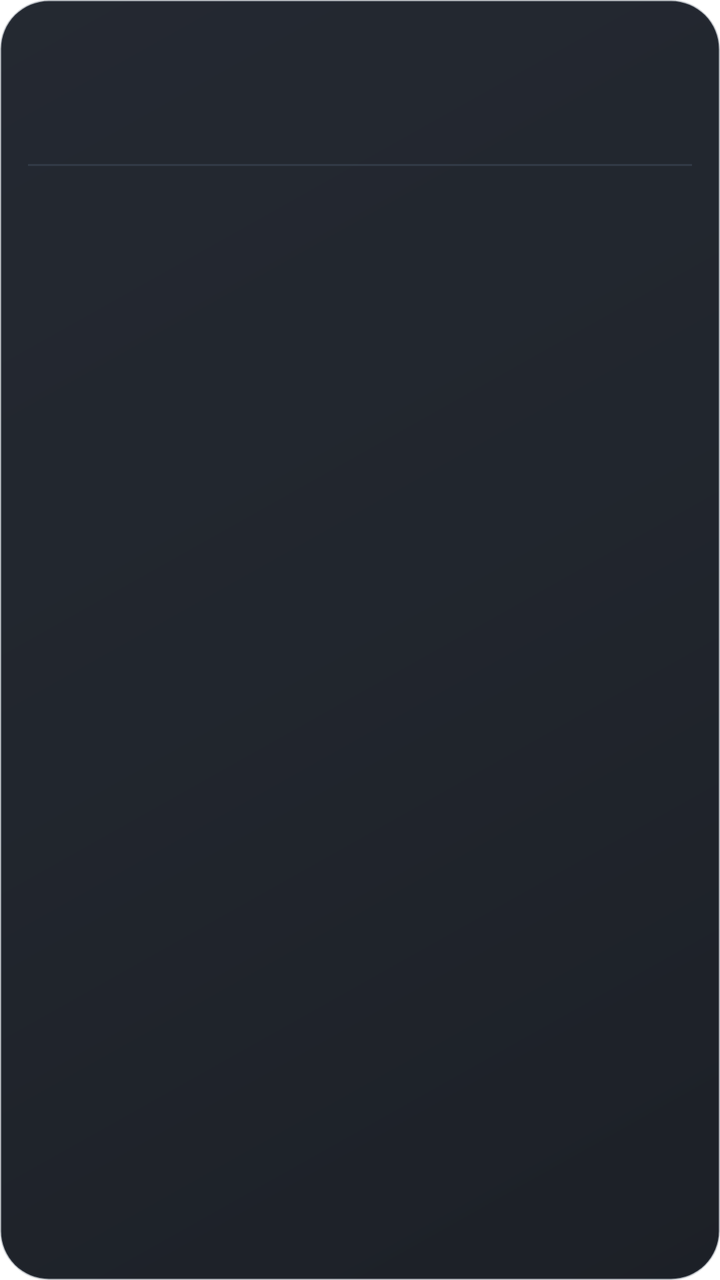
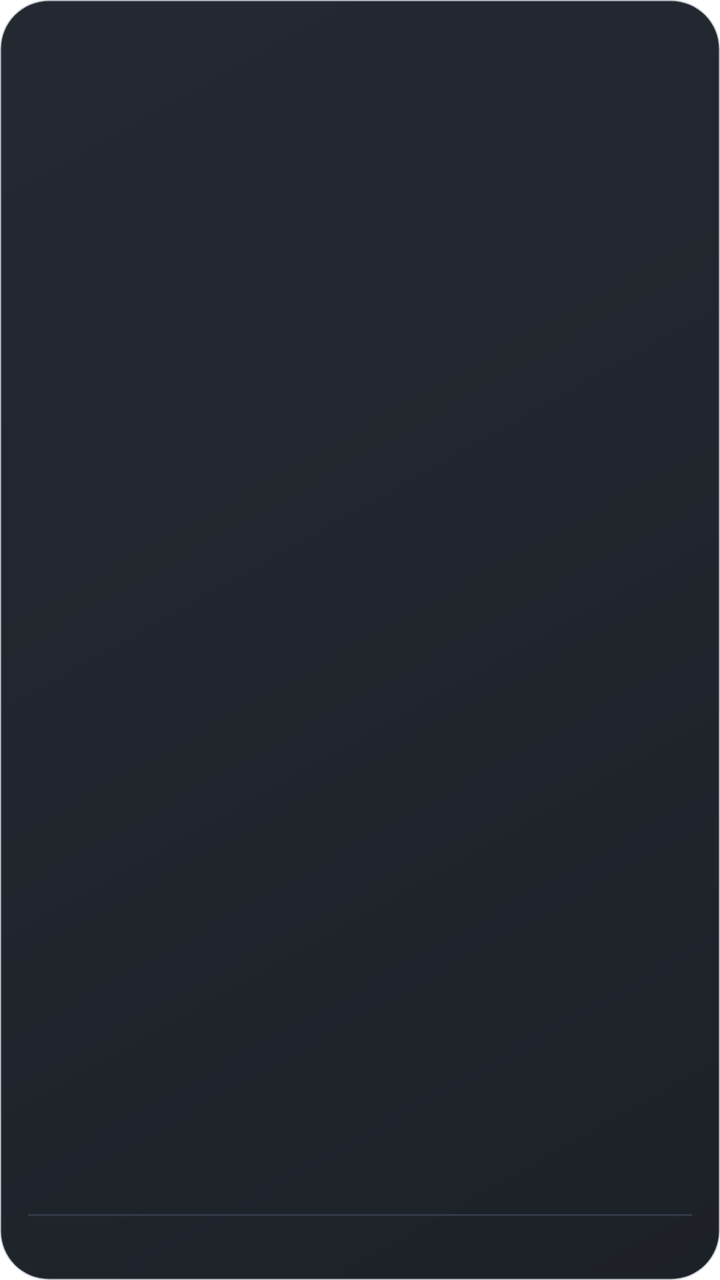

An Android layout rendered at two revisions. The XML below is the earlier revision; the diff shows what the commit changed to produce the second picture.
<!-- AndroidManifest.xml: application theme Theme.maple_guild_tracker -->
<!-- res/layout/widget_primary_weekly.xml -->
<?xml version="1.0" encoding="utf-8"?>
<LinearLayout xmlns:android="http://schemas.android.com/apk/res/android"
    android:id="@+id/primary_widget_root"
    android:layout_width="match_parent"
    android:layout_height="match_parent"
    android:background="@drawable/maple_widget_background"
    android:orientation="vertical"
    android:paddingTop="4dp"
    android:paddingBottom="4dp">

    <TextView android:id="@+id/primary_name" android:layout_width="match_parent" android:layout_height="13dp" android:ellipsize="end" android:gravity="center_vertical" android:maxLines="1" android:textColor="#F7F8FA" android:textSize="10sp" android:textStyle="bold" />
    <TextView android:id="@+id/weekly_day_1" style="@style/MapleWidgetWeeklyDay" />
    <TextView android:id="@+id/weekly_day_2" style="@style/MapleWidgetWeeklyDay" />
    <TextView android:id="@+id/weekly_day_3" style="@style/MapleWidgetWeeklyDay" />
    <TextView android:id="@+id/weekly_day_4" style="@style/MapleWidgetWeeklyDay" />
    <TextView android:id="@+id/weekly_day_5" style="@style/MapleWidgetWeeklyDay" />
    <TextView android:id="@+id/weekly_day_6" style="@style/MapleWidgetWeeklyDay" />
    <TextView android:id="@+id/weekly_day_7" style="@style/MapleWidgetWeeklyDay" />
    <TextView android:layout_width="match_parent" android:layout_height="1dp" android:layout_marginTop="2dp" android:layout_marginBottom="1dp" android:background="#313A46" />
    <TextView android:id="@+id/weekly_average" android:layout_width="match_parent" android:layout_height="10dp" android:ellipsize="end" android:gravity="center_vertical" android:maxLines="1" android:textColor="#D6DAE1" android:textSize="7sp" android:textStyle="bold" />
    <TextView android:id="@+id/weekly_estimate" android:layout_width="match_parent" android:layout_height="10dp" android:ellipsize="end" android:gravity="center_vertical" android:maxLines="1" android:textColor="#FFAA79" android:textSize="7sp" android:textStyle="bold" />
</LinearLayout>
<!-- resources referenced by this layout -->
<resources>
  <!-- drawable maple_widget_background (drawable) -->
  <?xml version="1.0" encoding="utf-8"?>
  <shape xmlns:android="http://schemas.android.com/apk/res/android" android:shape="rectangle">
      <gradient android:angle="315" android:startColor="#F51B2029" android:centerColor="#F5181D25" android:endColor="#F513171E" />
      <stroke android:width="1dp" android:color="#4A45505F" />
      <corners android:radius="24dp" />
      <padding android:left="14dp" android:top="13dp" android:right="14dp" android:bottom="11dp" />
  </shape>
  <style name="MapleWidgetWeeklyDay">
          <item name="android:layout_width">match_parent</item>
          <item name="android:layout_height">9dp</item>
          <item name="android:ellipsize">end</item>
          <item name="android:gravity">center_vertical</item>
          <item name="android:maxLines">1</item>
          <item name="android:textColor">#B8C0CC</item>
          <item name="android:textSize">7sp</item>
      </style>
  <style name="Theme.maple_guild_tracker" parent="Theme.MaterialComponents.DayNight.NoActionBar">
          
      </style>
</resources>

<!-- the commit's change to res/layout/widget_primary_weekly.xml (unified diff, before → after) -->
@@ -5,10 +5,10 @@
     android:layout_height="match_parent"
     android:background="@drawable/maple_widget_background"
     android:orientation="vertical"
-    android:paddingTop="4dp"
-    android:paddingBottom="4dp">
+    android:paddingTop="2dp"
+    android:paddingBottom="2dp">
 
-    <TextView android:id="@+id/primary_name" android:layout_width="match_parent" android:layout_height="13dp" android:ellipsize="end" android:gravity="center_vertical" android:maxLines="1" android:textColor="#F7F8FA" android:textSize="10sp" android:textStyle="bold" />
+    <TextView android:id="@+id/primary_name" android:layout_width="match_parent" android:layout_height="18dp" android:ellipsize="end" android:gravity="center_vertical" android:maxLines="1" android:textColor="#F7F8FA" android:textSize="11sp" android:textStyle="bold" />
     <TextView android:id="@+id/weekly_day_1" style="@style/MapleWidgetWeeklyDay" />
     <TextView android:id="@+id/weekly_day_2" style="@style/MapleWidgetWeeklyDay" />
     <TextView android:id="@+id/weekly_day_3" style="@style/MapleWidgetWeeklyDay" />
@@ -16,7 +16,7 @@
     <TextView android:id="@+id/weekly_day_5" style="@style/MapleWidgetWeeklyDay" />
     <TextView android:id="@+id/weekly_day_6" style="@style/MapleWidgetWeeklyDay" />
     <TextView android:id="@+id/weekly_day_7" style="@style/MapleWidgetWeeklyDay" />
-    <TextView android:layout_width="match_parent" android:layout_height="1dp" android:layout_marginTop="2dp" android:layout_marginBottom="1dp" android:background="#313A46" />
-    <TextView android:id="@+id/weekly_average" android:layout_width="match_parent" android:layout_height="10dp" android:ellipsize="end" android:gravity="center_vertical" android:maxLines="1" android:textColor="#D6DAE1" android:textSize="7sp" android:textStyle="bold" />
-    <TextView android:id="@+id/weekly_estimate" android:layout_width="match_parent" android:layout_height="10dp" android:ellipsize="end" android:gravity="center_vertical" android:maxLines="1" android:textColor="#FFAA79" android:textSize="7sp" android:textStyle="bold" />
+    <TextView android:layout_width="match_parent" android:layout_height="1dp" android:layout_marginTop="2dp" android:layout_marginBottom="2dp" android:background="#313A46" />
+    <TextView android:id="@+id/weekly_average" android:layout_width="match_parent" android:layout_height="14dp" android:ellipsize="end" android:gravity="center_vertical" android:maxLines="1" android:textColor="#D6DAE1" android:textSize="8sp" android:textStyle="bold" />
+    <TextView android:id="@+id/weekly_estimate" android:layout_width="match_parent" android:layout_height="14dp" android:ellipsize="end" android:gravity="center_vertical" android:maxLines="1" android:textColor="#FFAA79" android:textSize="8sp" android:textStyle="bold" />
 </LinearLayout>
<!-- resource entries referenced after the edit -->
@@ -10,12 +10,13 @@
   </shape>
   <style name="MapleWidgetWeeklyDay">
           <item name="android:layout_width">match_parent</item>
-          <item name="android:layout_height">9dp</item>
+          <item name="android:layout_height">0dp</item>
+          <item name="android:layout_weight">1</item>
           <item name="android:ellipsize">end</item>
           <item name="android:gravity">center_vertical</item>
           <item name="android:maxLines">1</item>
           <item name="android:textColor">#B8C0CC</item>
-          <item name="android:textSize">7sp</item>
+          <item name="android:textSize">8sp</item>
       </style>
   <style name="Theme.maple_guild_tracker" parent="Theme.MaterialComponents.DayNight.NoActionBar">
           
